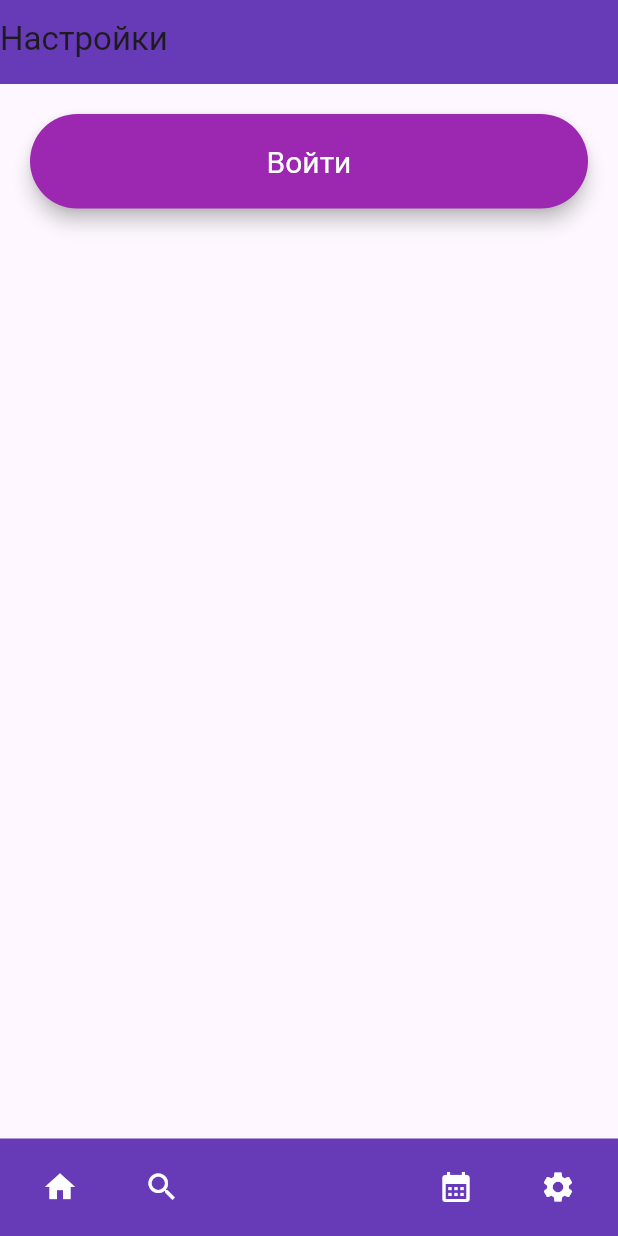
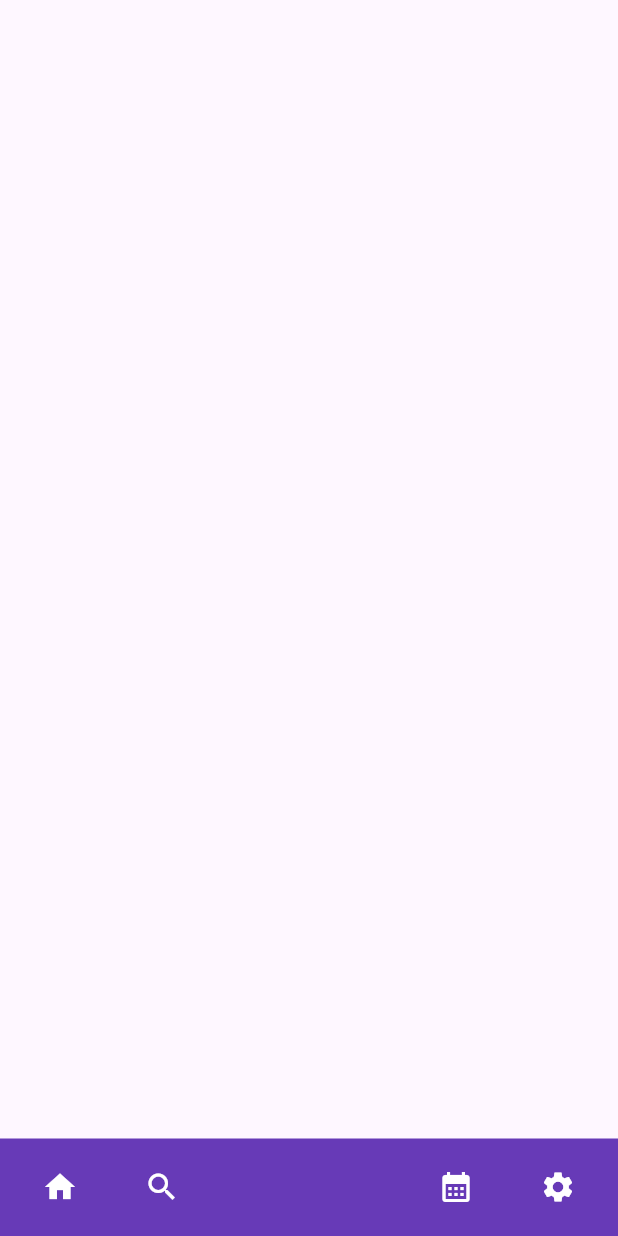
Before and after one commit to BlazEffect/shelduler-app, a Flutter app: the screen it shows after launch, item 4 of the bottom bar chosen, after a tap on "Войти", on a phone screen of 412 x 824 dp. Run offline on Flutter 3.47's test engine with Material 2 defaults, Android fonts, the phone set to English and light mode, and no system bars; missing offline and left inert: mysql_client.

Commit message:
Created login and registration pages

```diff
--- a/lib/main.dart
+++ b/lib/main.dart
@@ -1,6 +1,8 @@
 import 'package:flutter/material.dart';
 
 import 'package:scheduler/pages/HomePage.dart';
+import 'package:scheduler/pages/LoginPage.dart';
+import 'package:scheduler/pages/RegisterPage.dart';
 import 'package:scheduler/pages/SearchPage.dart';
 import 'package:scheduler/pages/SettingsPage.dart';
 
@@ -40,6 +42,8 @@ class MyApp extends StatelessWidget {
         '/': (BuildContext context) => const HomePage(),
         '/search': (BuildContext context) => const SearchPage(),
         '/settings': (BuildContext context) => const SettingsPage(),
+        '/login': (BuildContext context) => const LoginPage(),
+        '/register': (BuildContext context) => const RegisterPage(),
       },
     );
   }
--- /dev/null
+++ b/lib/pages/LoginPage.dart
@@ -0,0 +1,17 @@
+import 'package:flutter/material.dart';
+
+import 'package:scheduler/blocks/AppNavigationBar.dart';
+
+class LoginPage extends StatelessWidget {
+  const LoginPage({super.key});
+
+  @override
+  Widget build(BuildContext context) {
+    return const Scaffold(
+      bottomNavigationBar: AppNavigationBar(
+        fabLocation: FloatingActionButtonLocation.centerDocked,
+        shape: CircularNotchedRectangle(),
+      )
+    );
+  }
+}
--- a/lib/pages/SettingsPage.dart
+++ b/lib/pages/SettingsPage.dart
@@ -23,7 +23,9 @@ class SettingsPage extends StatelessWidget {
               Container(
                 padding: const EdgeInsets.all(20),
                 child: ElevatedButton(
-                  onPressed: () {},
+                  onPressed: () {
+                    Navigator.pushNamed(context, '/login');
+                  },
                   style: TextButton.styleFrom(
                     textStyle: const TextStyle(fontSize: 20),
                     backgroundColor: Colors.purple,
```
Also changed, not shown: lib/pages/RegisterPage.dart (added, +17 -0 lines).
